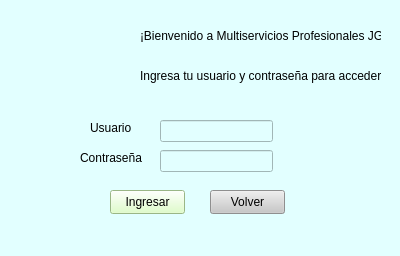
Qt form login.ui (ileosalazar/MultiserviciosProfesionalesJG) before a commit.
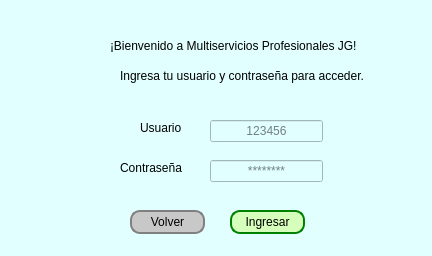
The same form after that commit. Icons and pictures are not drawn.

Patch:
```diff
--- a/login.ui
+++ b/login.ui
@@ -6,7 +6,7 @@
    <rect>
     <x>0</x>
     <y>0</y>
-    <width>400</width>
+    <width>432</width>
     <height>256</height>
    </rect>
   </property>
@@ -19,12 +19,15 @@
   <widget class="QLabel" name="label">
    <property name="geometry">
     <rect>
-     <x>90</x>
+     <x>140</x>
      <y>120</y>
      <width>49</width>
      <height>16</height>
     </rect>
    </property>
+   <property name="styleSheet">
+    <string notr="true">font: 9pt &quot;Verdana&quot;;</string>
+   </property>
    <property name="text">
     <string>Usuario</string>
    </property>
@@ -32,12 +35,15 @@
   <widget class="QLabel" name="label_2">
    <property name="geometry">
     <rect>
-     <x>80</x>
-     <y>150</y>
-     <width>71</width>
+     <x>120</x>
+     <y>160</y>
+     <width>81</width>
      <height>16</height>
     </rect>
    </property>
+   <property name="styleSheet">
+    <string notr="true">font: 9pt &quot;Verdana&quot;;</string>
+   </property>
    <property name="text">
     <string>Contraseña</string>
    </property>
@@ -45,18 +51,27 @@
   <widget class="QLineEdit" name="input_usuario">
    <property name="geometry">
     <rect>
-     <x>160</x>
+     <x>210</x>
      <y>120</y>
      <width>113</width>
      <height>22</height>
     </rect>
    </property>
+   <property name="inputMask">
+    <string/>
+   </property>
+   <property name="alignment">
+    <set>Qt::AlignmentFlag::AlignCenter</set>
+   </property>
+   <property name="placeholderText">
+    <string>123456</string>
+   </property>
   </widget>
   <widget class="QLineEdit" name="input_password">
    <property name="geometry">
     <rect>
-     <x>160</x>
-     <y>150</y>
+     <x>210</x>
+     <y>160</y>
      <width>113</width>
      <height>22</height>
     </rect>
@@ -64,18 +79,26 @@
    <property name="echoMode">
     <enum>QLineEdit::EchoMode::Password</enum>
    </property>
+   <property name="alignment">
+    <set>Qt::AlignmentFlag::AlignCenter</set>
+   </property>
+   <property name="placeholderText">
+    <string>********</string>
+   </property>
   </widget>
   <widget class="QPushButton" name="btn_entrar">
    <property name="geometry">
     <rect>
-     <x>110</x>
-     <y>190</y>
+     <x>230</x>
+     <y>210</y>
      <width>75</width>
      <height>24</height>
     </rect>
    </property>
    <property name="styleSheet">
-    <string notr="true">background-color: rgb(215, 255, 188);</string>
+    <string notr="true">border: 2px solid green;
+border-radius: 10px;
+background-color: rgb(215, 255, 188);</string>
    </property>
    <property name="text">
     <string>Ingresar</string>
@@ -84,12 +107,15 @@
   <widget class="QLabel" name="TextoBienvenida">
    <property name="geometry">
     <rect>
-     <x>140</x>
-     <y>20</y>
-     <width>241</width>
+     <x>110</x>
+     <y>30</y>
+     <width>311</width>
      <height>31</height>
     </rect>
    </property>
+   <property name="styleSheet">
+    <string notr="true">font: 700 9pt &quot;Verdana&quot;;</string>
+   </property>
    <property name="text">
     <string>¡Bienvenido a Multiservicios Profesionales JG!</string>
    </property>
@@ -110,12 +136,15 @@
   <widget class="QLabel" name="TextoBienvenida_2">
    <property name="geometry">
     <rect>
-     <x>140</x>
+     <x>120</x>
      <y>60</y>
-     <width>241</width>
+     <width>291</width>
      <height>31</height>
     </rect>
    </property>
+   <property name="styleSheet">
+    <string notr="true">font: 9pt &quot;Verdana&quot;;</string>
+   </property>
    <property name="text">
     <string>Ingresa tu usuario y contraseña para acceder.</string>
    </property>
@@ -123,10 +152,10 @@
   <widget class="QLabel" name="label_4">
    <property name="geometry">
     <rect>
-     <x>30</x>
+     <x>10</x>
      <y>20</y>
-     <width>81</width>
-     <height>71</height>
+     <width>91</width>
+     <height>81</height>
     </rect>
    </property>
    <property name="text">
@@ -142,14 +171,16 @@
   <widget class="QPushButton" name="btn_volver">
    <property name="geometry">
     <rect>
-     <x>210</x>
-     <y>190</y>
+     <x>130</x>
+     <y>210</y>
      <width>75</width>
      <height>24</height>
     </rect>
    </property>
    <property name="styleSheet">
-    <string notr="true">background-color: rgb(200, 200, 200);</string>
+    <string notr="true">border: 2px solid gray;
+border-radius: 10px;
+background-color: rgb(200, 200, 200);</string>
    </property>
    <property name="text">
     <string>Volver</string>
```
